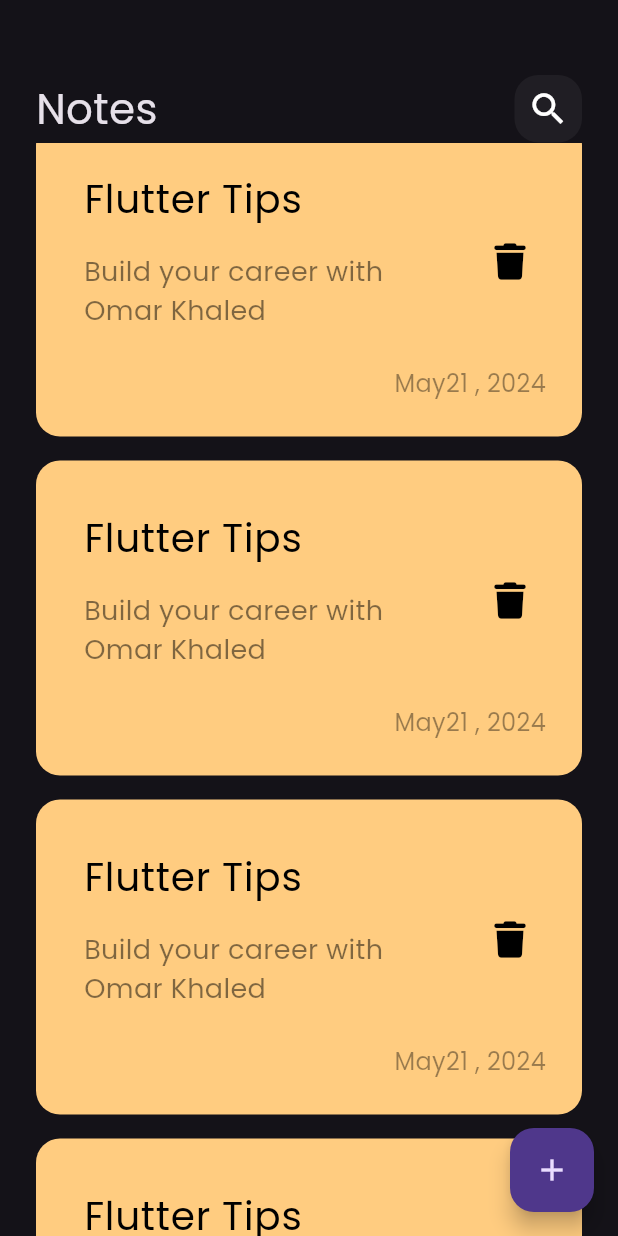
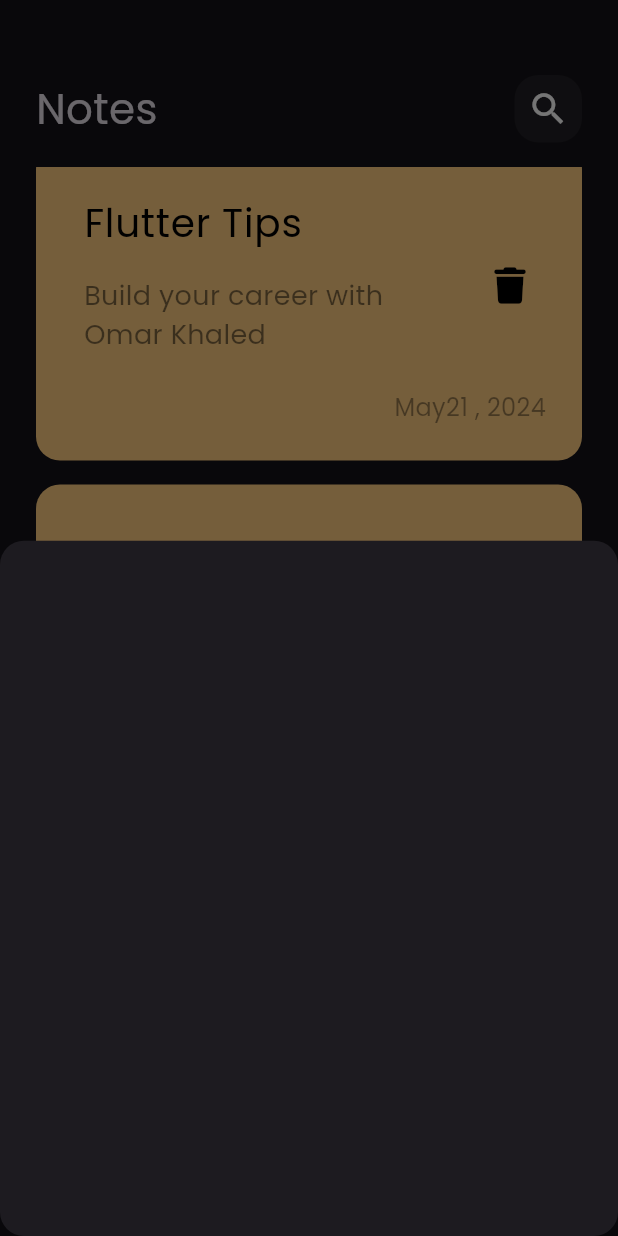
Before and after one commit to OmarKhaled00e/notes_app, a Flutter app: the screen it shows after launch, scrolled down 1152 dp, after a tap on the "add" icon, on a phone screen of 412 x 824 dp. Run offline on Flutter 3.47's test engine with Material 3 defaults, Android fonts, the phone set to English and light mode, and no system bars; our stand-ins replace font_awesome_flutter.

Commit message:
add border raidus to botton sheet

```diff
--- a/lib/views/notes_view.dart
+++ b/lib/views/notes_view.dart
@@ -1,4 +1,5 @@
 import 'package:flutter/material.dart';
+import 'package:notes_app/widgets/add_note_bottom_sheet.dart';
 import 'package:notes_app/widgets/notes_view_body.dart';
 
 class NotesView extends StatelessWidget {
@@ -7,7 +8,18 @@ class NotesView extends StatelessWidget {
   @override
   Widget build(BuildContext context) {
     return Scaffold(
-      floatingActionButton: FloatingActionButton(onPressed: (){}, child: Icon(Icons.add),),
+      floatingActionButton: FloatingActionButton(
+        onPressed: () {
+          showModalBottomSheet(
+            shape: RoundedRectangleBorder(borderRadius: BorderRadius.circular(16)),
+            context: context,
+            builder: (context) {
+              return AddNoteBottomSheet();
+            },
+          );
+        },
+        child: Icon(Icons.add),
+      ),
       body: NotesViewBody(),
     );
   }
--- /dev/null
+++ b/lib/widgets/add_note_bottom_sheet.dart
@@ -0,0 +1,10 @@
+import 'package:flutter/material.dart';
+
+class AddNoteBottomSheet extends StatelessWidget {
+  const AddNoteBottomSheet({super.key});
+
+  @override
+  Widget build(BuildContext context) {
+    return Container();
+  }
+}
--- a/lib/widgets/notes_list_view.dart
+++ b/lib/widgets/notes_list_view.dart
@@ -7,7 +7,10 @@ class NotesListView extends StatelessWidget {
 
   @override
   Widget build(BuildContext context) {
-    return ListView.builder(
+    return Padding(
+      padding: const EdgeInsets.symmetric(vertical: 16),
+      child: ListView.builder(
+        padding: EdgeInsets.zero,
         itemCount: 10,
         itemBuilder: (context, index) {
           return Padding(
@@ -15,6 +18,7 @@ class NotesListView extends StatelessWidget {
             child: NoteItem(),
           );
         },
+      ),
     );
   }
 }
```
Lines whose indentation alone changed are shown as unchanged.
